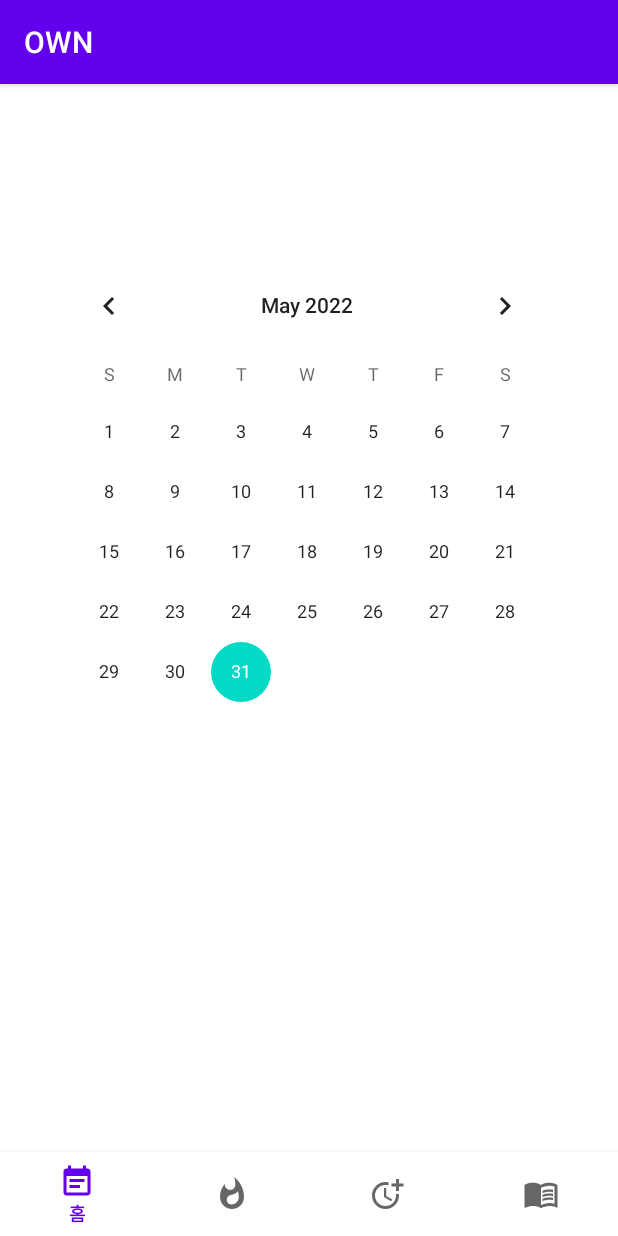
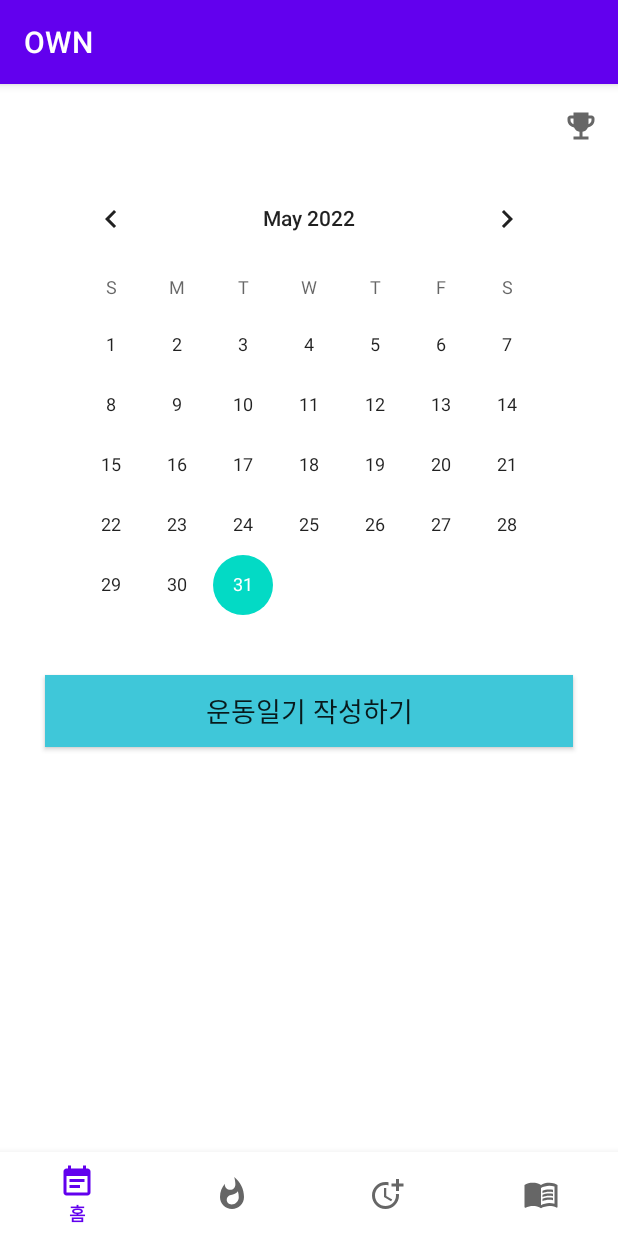
Before and after one commit to KU-Early-Bird/OWN, an Android app: the screen it shows after launch (MainActivity), on a phone screen of 412 x 824 dp. Run offline under Robolectric (Android 15) with nearby library versions, the light colour scheme and no system bars.

Commit message:
feat: home 화면, achieve 화면 레이아웃 완성

```diff
--- /dev/null
+++ b/app/src/main/res/drawable/ic_baseline_emoji_events_24.xml
@@ -0,0 +1,10 @@
+<vector xmlns:android="http://schemas.android.com/apk/res/android"
+    android:width="24dp"
+    android:height="24dp"
+    android:viewportWidth="24"
+    android:viewportHeight="24"
+    android:tint="?attr/colorControlNormal">
+  <path
+      android:fillColor="@android:color/white"
+      android:pathData="M19,5h-2V3H7v2H5C3.9,5 3,5.9 3,7v1c0,2.55 1.92,4.63 4.39,4.94c0.63,1.5 1.98,2.63 3.61,2.96V19H7v2h10v-2h-4v-3.1c1.63,-0.33 2.98,-1.46 3.61,-2.96C19.08,12.63 21,10.55 21,8V7C21,5.9 20.1,5 19,5zM5,8V7h2v3.82C5.84,10.4 5,9.3 5,8zM19,8c0,1.3 -0.84,2.4 -2,2.82V7h2V8z"/>
+</vector>
--- a/app/src/main/res/layout/activity_main.xml
+++ b/app/src/main/res/layout/activity_main.xml
@@ -4,38 +4,159 @@
     xmlns:tools="http://schemas.android.com/tools"
     android:layout_width="match_parent"
     android:layout_height="match_parent"
+    android:background="#00FFFFFF"
     tools:context=".MainActivity">
 
+<LinearLayout
+    android:orientation="vertical"
+    android:layout_width="match_parent"
+    android:gravity="center_horizontal"
+    android:layout_height="match_parent">
 
-    <com.google.android.material.bottomnavigation.BottomNavigationView
-        android:id="@+id/bottomNavigationView"
-        android:layout_width="0dp"
+    <androidx.appcompat.widget.Toolbar
+        android:id="@+id/toolbar"
+        android:layout_width="411dp"
         android:layout_height="wrap_content"
-        app:layout_constraintBottom_toBottomOf="parent"
-        app:layout_constraintEnd_toEndOf="parent"
-        app:layout_constraintStart_toStartOf="parent"
-        app:layout_constraintTop_toBottomOf="@+id/recyclerView"
-        app:menu="@menu/bottom_tab" />
+        app:menu="@menu/top_bar" />
+
+
 
     <CalendarView
         android:id="@+id/calendarView"
         android:layout_width="wrap_content"
+        android:layout_height="wrap_content" />
+
+    <androidx.appcompat.widget.AppCompatButton
+        android:id="@+id/writeDiary"
+        android:layout_width="match_parent"
         android:layout_height="wrap_content"
-        android:layout_marginStart="29dp"
-        android:layout_marginTop="114dp"
-        app:layout_constraintBottom_toTopOf="@+id/recyclerView"
-        app:layout_constraintStart_toStartOf="@+id/recyclerView"
-        app:layout_constraintTop_toTopOf="parent" />
+        android:layout_marginHorizontal="30dp"
+        android:layout_marginBottom="10dp"
+        android:background="#3fc7d9"
+        android:textSize="18dp"
+        android:text="운동일기 작성하기" />
 
     <androidx.recyclerview.widget.RecyclerView
         android:id="@+id/recyclerView"
-        android:layout_width="0dp"
+        android:layout_width="match_parent"
         android:layout_height="0dp"
-        android:layout_marginStart="1dp"
-        android:layout_marginEnd="1dp"
-        android:layout_marginBottom="1dp"
-        app:layout_constraintBottom_toTopOf="@+id/bottomNavigationView"
+        android:layout_weight="1"
+
+        android:layout_marginHorizontal="30dp"
+         />
+    <com.google.android.material.bottomnavigation.BottomNavigationView
+        android:id="@+id/bottomNavigationView"
+        android:layout_width="match_parent"
+        android:layout_height="wrap_content"
+        android:translationZ="0dp"
+        app:menu="@menu/bottom_tab" />
+
+</LinearLayout>
+
+
+    <LinearLayout
+        android:id="@+id/achieveLayout"
+        android:layout_width="300dp"
+        android:layout_height="match_parent"
+        android:background="#FFFFFF"
+        android:orientation="vertical"
+        android:translationZ="10dp"
+        android:visibility="gone"
+        app:layout_constraintBottom_toBottomOf="parent"
         app:layout_constraintEnd_toEndOf="parent"
-        app:layout_constraintStart_toStartOf="parent"
-        app:layout_constraintTop_toBottomOf="@+id/calendarView" />
+        app:layout_constraintTop_toTopOf="parent"
+        app:layout_constraintVertical_bias="0.0">
+
+        <androidx.constraintlayout.widget.ConstraintLayout
+            android:layout_width="match_parent"
+            android:layout_height="wrap_content"
+            android:layout_marginTop="70dp"
+            android:paddingHorizontal="30dp">
+
+            <TextView
+                android:id="@+id/dayCnt"
+                android:layout_width="wrap_content"
+                android:layout_height="wrap_content"
+                android:text="115"
+                android:textSize="40dp"
+                android:textStyle="bold"
+                app:layout_constraintBottom_toBottomOf="parent"
+                app:layout_constraintEnd_toStartOf="@id/dayCntDescription"
+                app:layout_constraintStart_toStartOf="parent"
+                tools:layout_editor_absoluteX="30dp"
+                tools:layout_editor_absoluteY="60dp" />
+
+            <TextView
+                android:id="@+id/dayCntDescription"
+                android:layout_width="wrap_content"
+                android:layout_height="wrap_content"
+                android:paddingHorizontal="3dp"
+                android:text="일째 운동 중"
+                android:textSize="25dp"
+                android:textStyle="bold"
+                app:layout_constraintBaseline_toBaselineOf="@id/dayCnt"
+                app:layout_constraintEnd_toEndOf="parent"
+                app:layout_constraintStart_toEndOf="@id/dayCnt"
+                tools:layout_editor_absoluteX="99dp"
+                tools:layout_editor_absoluteY="79dp" />
+
+        </androidx.constraintlayout.widget.ConstraintLayout>
+
+
+        <LinearLayout
+            android:layout_width="match_parent"
+            android:layout_height="200dp"
+            android:layout_marginHorizontal="40dp"
+            android:layout_marginTop="30dp"
+            android:layout_marginBottom="15dp"
+            android:orientation="horizontal">
+
+
+            <TextView
+                android:id="@+id/levelNum"
+                android:layout_width="0dp"
+                android:layout_height="match_parent"
+                android:layout_weight="1"
+                android:paddingVertical="10dp"
+                android:text="Lv.4"
+                android:textAlignment="center"
+                android:textSize="22dp" />
+
+            <GridView
+                android:id="@+id/levelGrid"
+                android:layout_width="0dp"
+                android:layout_height="match_parent"
+                android:layout_weight="1"
+                android:numColumns="1" />
+        </LinearLayout>
+
+        <TextView
+            android:id="@+id/yolkNum"
+            android:layout_width="match_parent"
+            android:layout_height="wrap_content"
+            android:paddingHorizontal="25dp"
+            android:paddingVertical="5dp"
+            android:text="15/30"
+            android:textAlignment="viewEnd"
+            android:textSize="18dp" />
+
+        <View
+            android:id="@+id/achieveDivideLine"
+            android:layout_width="match_parent"
+            android:layout_height="2dp"
+            android:layout_marginHorizontal="20dp"
+            android:background="#444747" />
+
+        <GridView
+            android:id="@+id/girdView"
+            android:layout_width="match_parent"
+            android:layout_height="300dp"
+            android:layout_marginBottom="50dp"
+            android:numColumns="6"
+            android:paddingHorizontal="20dp"
+            android:paddingVertical="10dp" />
+
+
+    </LinearLayout>
+
 </androidx.constraintlayout.widget.ConstraintLayout>
--- /dev/null
+++ b/app/src/main/res/layout/level_grid.xml
@@ -0,0 +1,18 @@
+<?xml version="1.0" encoding="utf-8"?>
+<androidx.constraintlayout.widget.ConstraintLayout xmlns:android="http://schemas.android.com/apk/res/android"
+    android:layout_width="wrap_content"
+    android:layout_height="wrap_content"
+    xmlns:app="http://schemas.android.com/apk/res-auto">
+
+    <View
+        app:layout_constraintTop_toTopOf="parent"
+        app:layout_constraintBottom_toBottomOf="parent"
+        app:layout_constraintStart_toStartOf="parent"
+        app:layout_constraintEnd_toEndOf="parent"
+        android:layout_width="80dp"
+        android:layout_height="10dp"
+        android:layout_marginHorizontal="3dp"
+        android:layout_marginVertical="3dp"
+        android:background="#F8BB48" />
+
+</androidx.constraintlayout.widget.ConstraintLayout>
--- /dev/null
+++ b/app/src/main/res/layout/yolk_grid.xml
@@ -0,0 +1,15 @@
+<?xml version="1.0" encoding="utf-8"?>
+<androidx.constraintlayout.widget.ConstraintLayout xmlns:android="http://schemas.android.com/apk/res/android"
+    xmlns:app="http://schemas.android.com/apk/res-auto"
+    android:layout_width="wrap_content"
+    android:layout_height="wrap_content">
+
+    <ImageView
+        android:id="@+id/imageView2"
+        android:layout_width="wrap_content"
+        android:layout_height="wrap_content"
+        android:layout_weight="1"
+        app:layout_constraintStart_toStartOf="parent"
+        app:layout_constraintTop_toTopOf="parent"
+        app:srcCompat="@drawable/yolk"/>
+</androidx.constraintlayout.widget.ConstraintLayout>
--- /dev/null
+++ b/app/src/main/res/menu/top_bar.xml
@@ -0,0 +1,11 @@
+<?xml version="1.0" encoding="utf-8"?>
+<menu xmlns:android="http://schemas.android.com/apk/res/android"
+    xmlns:app="http://schemas.android.com/apk/res-auto">
+
+    <item
+        android:title="Item"
+        android:id="@+id/achieveIcon"
+        android:icon="@drawable/ic_baseline_emoji_events_24"
+        app:showAsAction="ifRoom"
+        />
+</menu>
```
Also changed, not shown: app/src/main/res/drawable-v24/gray.png (added), app/src/main/res/drawable-v24/yolk.png (added).
